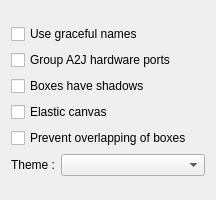
Houston4444/RaySession, file resources/ui/canvas_options.ui: the form before one commit.
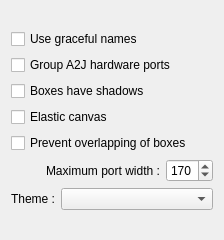
The form after the commit.

Commit message: add 'max port width' option, that trunck the port name to prevent too large port (and boxes) widgets

The edit to the form file:
```diff
--- a/resources/ui/canvas_options.ui
+++ b/resources/ui/canvas_options.ui
@@ -6,8 +6,8 @@
    <rect>
     <x>0</x>
     <y>0</y>
-    <width>216</width>
-    <height>200</height>
+    <width>224</width>
+    <height>240</height>
    </rect>
   </property>
   <property name="windowTitle">
@@ -76,6 +76,49 @@
        </property>
       </widget>
      </item>
+     <item>
+      <layout class="QHBoxLayout" name="horizontalLayout_2">
+       <item>
+        <spacer name="horizontalSpacer">
+         <property name="orientation">
+          <enum>Qt::Horizontal</enum>
+         </property>
+         <property name="sizeHint" stdset="0">
+          <size>
+           <width>40</width>
+           <height>20</height>
+          </size>
+         </property>
+        </spacer>
+       </item>
+       <item>
+        <widget class="QLabel" name="label_2">
+         <property name="text">
+          <string>Maximum port width :</string>
+         </property>
+        </widget>
+       </item>
+       <item>
+        <widget class="QSpinBox" name="spinBoxMaxPortWidth">
+         <property name="sizePolicy">
+          <sizepolicy hsizetype="Fixed" vsizetype="Fixed">
+           <horstretch>0</horstretch>
+           <verstretch>0</verstretch>
+          </sizepolicy>
+         </property>
+         <property name="minimum">
+          <number>40</number>
+         </property>
+         <property name="maximum">
+          <number>800</number>
+         </property>
+         <property name="value">
+          <number>170</number>
+         </property>
+        </widget>
+       </item>
+      </layout>
+     </item>
      <item>
       <layout class="QHBoxLayout" name="horizontalLayout">
        <item>
```
The commit also changes 9 other files.
